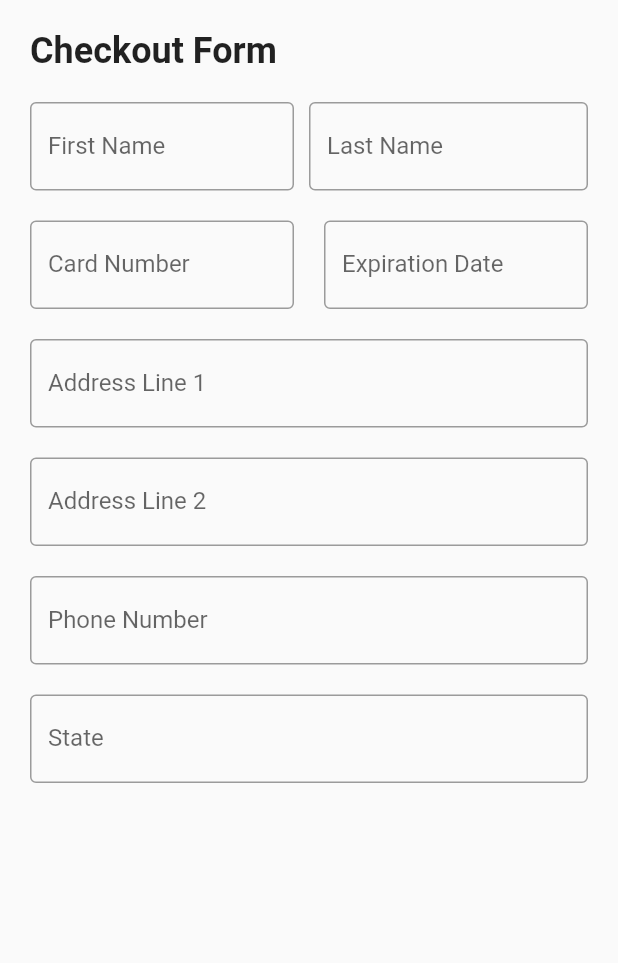
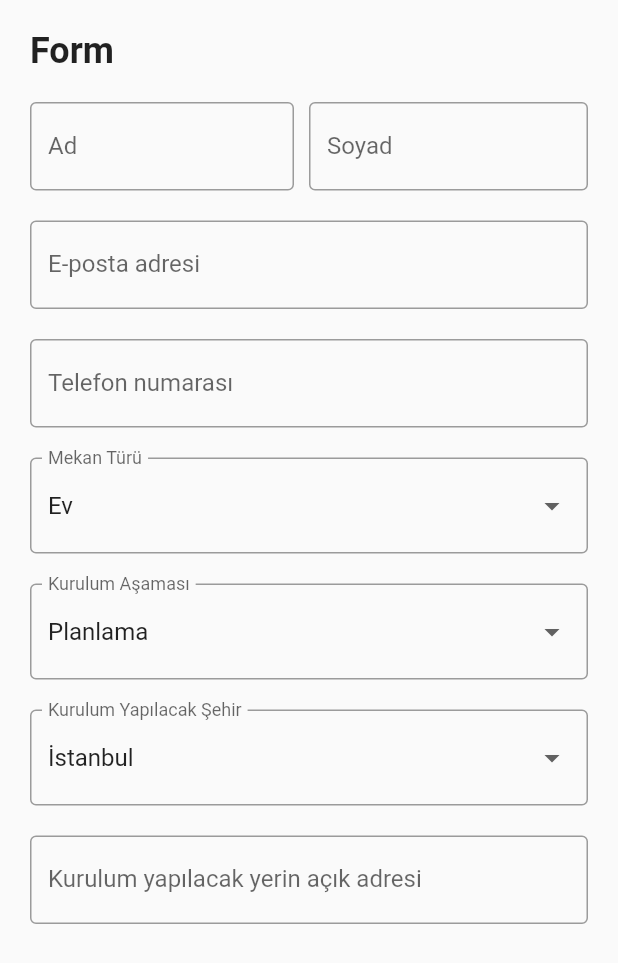
Before and after one commit to mahmuthudai/renres_app, a Flutter app: the CheckoutForm screen opened directly, on a phone screen of 412 x 824 dp. Shown: the top 963 px of the screen. Run offline on Flutter 3.47's test engine with Material 2 defaults, Android fonts, the phone set to English and light mode, and no system bars; our stand-ins replace cached_network_image, carousel_slider, dropdown_search, google_nav_bar.

Commit message:
some fixes

```diff
--- a/lib/Screens/checkout_form.dart
+++ b/lib/Screens/checkout_form.dart
@@ -6,6 +6,16 @@ class CheckoutForm extends StatefulWidget {
 }
 
 class _CheckoutFormState extends State<CheckoutForm> {
+
+  List<String> mekanTurleri = ["Ofis", "Ev"];
+  List<String> kurulumAsamalari = ["Planlama", "Uygulama", "Tamamlandı"];
+  List<String> sehirler = ["İstanbul", "Ankara", "İzmir"];
+
+  String selectedMekanTuru = "Ev";
+  String selectedKurulumAsamasi = "Planlama";
+  String selectedSehir = "İstanbul";
+  String? telefonNumarasi;
+
   @override
   Widget build(BuildContext context) {
     return Scaffold(
@@ -16,50 +26,63 @@ class _CheckoutFormState extends State<CheckoutForm> {
             crossAxisAlignment: CrossAxisAlignment.start,
             children: [
               Text(
-                "Checkout Form",
+                "Form",
                 style: TextStyle(
                   fontSize: 24,
                   fontWeight: FontWeight.bold,
                 ),
               ),
-              const SizedBox(height: 20),
+              SizedBox(height: 20),
               Row(
                 children: [
                   Expanded(
                     flex: 2,
                     child: Padding(
                       padding: const EdgeInsets.only(right: 10.0),
-                      child: buildTextField("First Name"),
+                      child: buildTextField("Ad"),
                     ),
                   ),
                   Expanded(
                     flex: 2,
-                    child: buildTextField("Last Name"),
+                    child: buildTextField("Soyad"),
                   ),
                 ],
               ),
-              const SizedBox(height: 20),
-              Row(
-                children: [
-                  Expanded(
-                    flex: 2,
-                    child: buildTextField("Card Number"),
-                  ),
-                  const SizedBox(width: 20),
-                  Expanded(
-                    flex: 2,
-                    child: buildTextField("Expiration Date"),
-                  ),
-                ],
+              SizedBox(height: 20),
+              buildTextField("E-posta adresi"),
+              SizedBox(height: 20),
+              buildPhoneNumberTextField("Telefon numarası"),
+              SizedBox(height: 20),
+              buildTextFieldDropdown(
+                  "Mekan Türü", mekanTurleri, selectedMekanTuru,
+                  (String? value) {
+                setState(() {
+                  selectedMekanTuru = value!;
+                });
+              }),
+              SizedBox(height: 20),
+              buildTextFieldDropdown(
+                  "Kurulum Aşaması", kurulumAsamalari, selectedKurulumAsamasi,
+                  (String? value) {
+                setState(() {
+                  selectedKurulumAsamasi = value!;
+                });
+              }),
+              SizedBox(height: 20),
+              buildTextFieldDropdown(
+                  "Kurulum Yapılacak Şehir", sehirler, selectedSehir,
+                  (String? value) {
+                setState(() {
+                  selectedSehir = value!;
+                });
+              }),
+              SizedBox(height: 20),
+              TextFormField(
+                decoration: InputDecoration(
+                  labelText: "Kurulum yapılacak yerin açık adresi",
+                  border: OutlineInputBorder(),
+                ),
               ),
-              const SizedBox(height: 20),
-              buildTextField("Address Line 1"),
-              const SizedBox(height: 20),
-              buildTextField("Address Line 2"),
-              const SizedBox(height: 20),
-              buildTextField("Phone Number"),
-              const SizedBox(height: 20),
-              buildTextField("State"),
             ],
           ),
         ),
@@ -68,11 +91,45 @@ class _CheckoutFormState extends State<CheckoutForm> {
   }
 
   Widget buildTextField(String label) {
-    return TextField(
+    return TextFormField(
       decoration: InputDecoration(
         labelText: label,
         border: OutlineInputBorder(),
       ),
     );
   }
+
+  Widget buildPhoneNumberTextField(String label) {
+    return TextFormField(
+      keyboardType: TextInputType.phone,
+      decoration: InputDecoration(
+        labelText: label,
+        border: OutlineInputBorder(),
+        prefixText: "05",
+      ),
+      onChanged: (String value) {
+        setState(() {
+          telefonNumarasi = value;
+        });
+      },
+    );
+  }
 }
+
+  Widget buildTextFieldDropdown(String label, List<String> items,
+      String selectedValue, ValueChanged<String?> onChanged) {
+    return DropdownButtonFormField<String>(
+      decoration: InputDecoration(
+        labelText: label,
+        border: OutlineInputBorder(),
+      ),
+      value: selectedValue,
+      items: items.map((String value) {
+        return DropdownMenuItem<String>(
+          value: value,
+          child: Text(value),
+        );
+      }).toList(),
+      onChanged: onChanged,
+    );
+  }
--- a/lib/Screens/cost_calculation.dart
+++ b/lib/Screens/cost_calculation.dart
@@ -94,7 +94,8 @@ class _CalculationsState extends State<Calculations> {
               ),
             ),
             if (showGES || showRES) // Eğer herhangi bir butona tıklandıysa
-              Column(
+              SingleChildScrollView(
+                child: Column(
                   children: [
                     Row(
                       mainAxisAlignment: MainAxisAlignment.spaceEvenly,
@@ -207,7 +208,7 @@ class _CalculationsState extends State<Calculations> {
                                 Text(
                                   '${uretim.toInt()} kWh\nOrtalama Üretim',
                                   style: const TextStyle(
-                                    fontSize: 20,
+                                      fontSize: 18,
                                       color: Colors.white,
                                       fontWeight: FontWeight.bold),
                                   textAlign: TextAlign.center,
@@ -244,7 +245,7 @@ class _CalculationsState extends State<Calculations> {
                                 Text(
                                   '$formattedValue Ton CO2/yıl\nÖnlenen Emisyon',
                                   style: const TextStyle(
-                                    fontSize: 20,
+                                      fontSize: 16,
                                       color: Colors.white,
                                       fontWeight: FontWeight.bold),
                                   textAlign: TextAlign.center,
@@ -256,6 +257,7 @@ class _CalculationsState extends State<Calculations> {
                       ],
                     ),
                   ],
+                ),
               )
           ],
         ),
```
Lines whose indentation alone changed are shown as unchanged.
